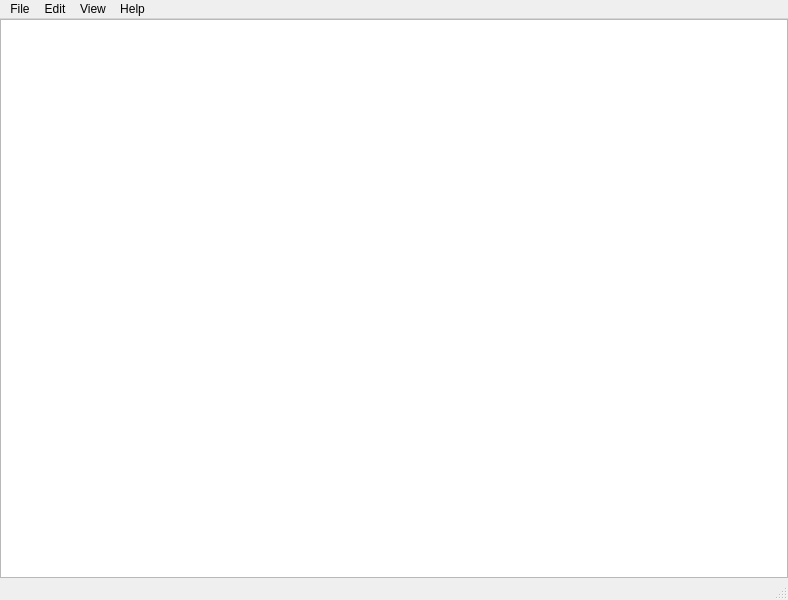
First picture: the form in mainwindow.ui, repository AJigsawnHalo/NotPad, before the edit.
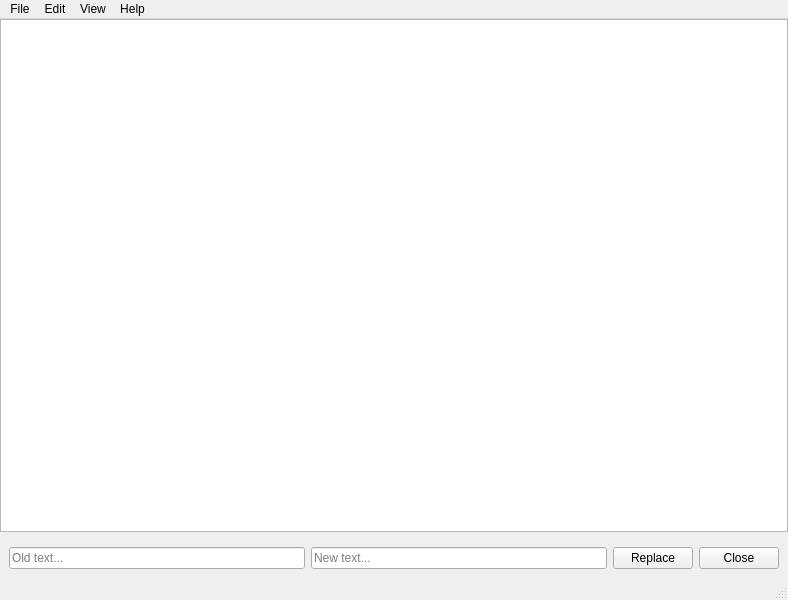
Second picture: the form after the edit. The open tabs and pages were chosen to show the change.

Commit message: Add Basic Find and Replace Functions

```diff
--- a/mainwindow.ui
+++ b/mainwindow.ui
@@ -37,6 +37,82 @@
       </property>
      </widget>
     </item>
+    <item row="1" column="0">
+     <widget class="QStackedWidget" name="stackedWidget">
+      <property name="sizePolicy">
+       <sizepolicy hsizetype="Preferred" vsizetype="Fixed">
+        <horstretch>0</horstretch>
+        <verstretch>0</verstretch>
+       </sizepolicy>
+      </property>
+      <property name="currentIndex">
+       <number>0</number>
+      </property>
+      <widget class="QWidget" name="page">
+       <layout class="QHBoxLayout" name="horizontalLayout">
+        <item>
+         <widget class="QLineEdit" name="lineFind">
+          <property name="placeholderText">
+           <string>Find...</string>
+          </property>
+         </widget>
+        </item>
+        <item>
+         <widget class="QPushButton" name="buttonFind">
+          <property name="text">
+           <string>Find</string>
+          </property>
+         </widget>
+        </item>
+        <item>
+         <widget class="QPushButton" name="buttonClose">
+          <property name="text">
+           <string>Close</string>
+          </property>
+         </widget>
+        </item>
+       </layout>
+      </widget>
+      <widget class="QWidget" name="page_2">
+       <layout class="QHBoxLayout" name="horizontalLayout_2">
+        <item>
+         <widget class="QLineEdit" name="lineFind2">
+          <property name="text">
+           <string/>
+          </property>
+          <property name="placeholderText">
+           <string>Old text...</string>
+          </property>
+         </widget>
+        </item>
+        <item>
+         <widget class="QLineEdit" name="lineReplace">
+          <property name="text">
+           <string/>
+          </property>
+          <property name="placeholderText">
+           <string>New text...</string>
+          </property>
+         </widget>
+        </item>
+        <item>
+         <widget class="QPushButton" name="buttonReplace">
+          <property name="text">
+           <string>Replace</string>
+          </property>
+         </widget>
+        </item>
+        <item>
+         <widget class="QPushButton" name="buttonClose2">
+          <property name="text">
+           <string>Close</string>
+          </property>
+         </widget>
+        </item>
+       </layout>
+      </widget>
+     </widget>
+    </item>
    </layout>
   </widget>
   <widget class="QMenuBar" name="menubar">
```
Left out of the diff: 12 changed lines with no effect on the pictures. The commit also changes 2 other files.
